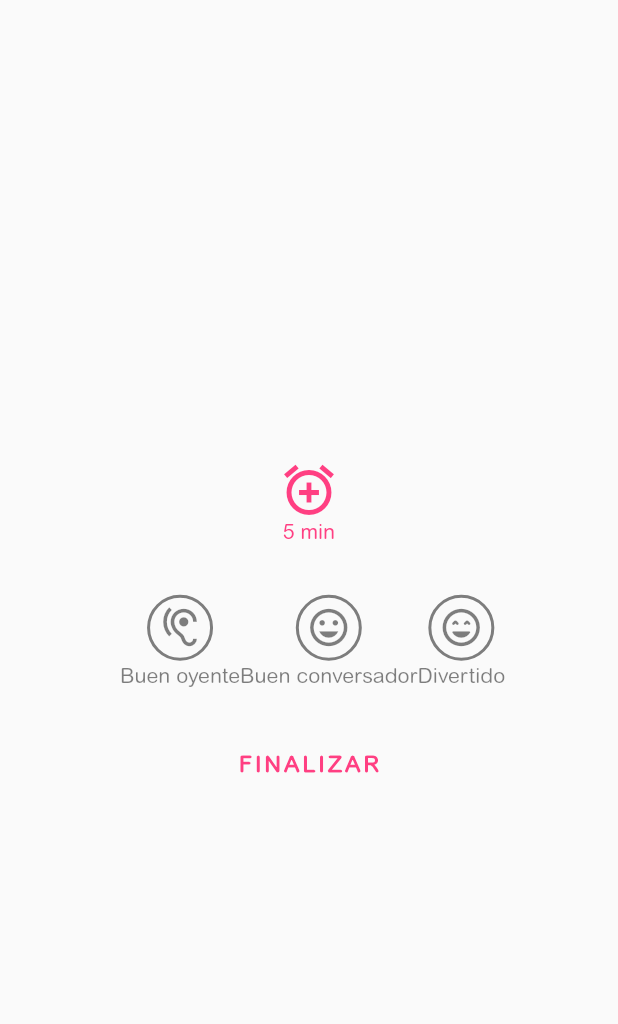
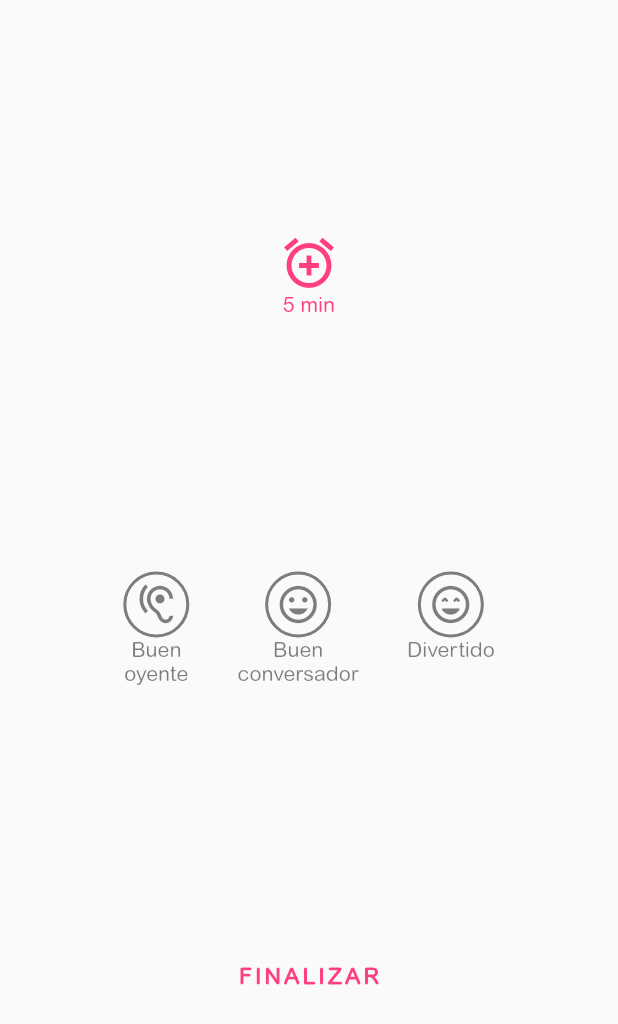
Before and after one commit to just-talk-team/app, a Flutter app: the Results widget shown alone on an empty page, opened directly, on a phone screen of 412 x 824 dp. Shown: the top 1024 px of the screen. Run offline on Flutter 3.47's test engine with Material 2 defaults, Android fonts, the phone set to English and light mode, and no system bars; drawn by our look-alikes of auto_size_text; our stand-ins replace cloud_firestore, email_validator, equatable, firebase_analytics, firebase_auth, firebase_core and 7 more; missing offline and left inert: enum_to_string, flutter_login_facebook, pedantic; accounts and stored records are empty.

```diff
--- a/lib/utils/constants.dart
+++ b/lib/utils/constants.dart
@@ -6,3 +6,13 @@ const List<Tuple2<String, IconData>> badgets = [
   Tuple2('Buen conversador', Icons.mood),
   Tuple2('Divertido', Icons.sentiment_very_satisfied_rounded)
 ];
+
+const List<Tuple2<String, IconData>> extraBadgets = [
+  Tuple2('Buen oyente', Icons.hearing),
+  Tuple2('Buen conversador', Icons.mood),
+  Tuple2('Divertido', Icons.sentiment_very_satisfied_rounded),
+   Tuple2('El Mejor', Icons.star_border),
+  Tuple2('Interesante', Icons.mood),
+  Tuple2('Ayudente', Icons.support_outlined),
+
+];
--- a/lib/widgets/badget.dart
+++ b/lib/widgets/badget.dart
@@ -6,7 +6,9 @@ class Badget extends StatefulWidget {
       {@required bool selected,
       @required IconData icon,
       @required String text,
-      @required Function(bool) valueChanged})
+      @required Function(bool) valueChanged,
+      double iconSize = 30,
+      double textSize = 14})
       : assert(selected != null),
         assert(icon != null),
         assert(text != null),
@@ -14,12 +16,16 @@ class Badget extends StatefulWidget {
         _selected = selected,
         _icon = icon,
         _valueChanged = valueChanged,
-        _text = text;
+        _text = text,
+        _iconSize = iconSize,
+        _textSize = textSize;
 
   final bool _selected;
   final IconData _icon;
   final String _text;
   final Function(bool) _valueChanged;
+  final double _iconSize;
+  final double _textSize;
 
   @override
   _BadgetState createState() => _BadgetState();
@@ -46,7 +52,6 @@ class _BadgetState extends State<Badget> {
       child: Column(
         children: [
           Container(
-            margin: EdgeInsets.all(2),
             padding: EdgeInsets.all(5),
             decoration: BoxDecoration(
                 borderRadius: BorderRadius.circular(100),
@@ -57,19 +62,22 @@ class _BadgetState extends State<Badget> {
                         : Colors.black.withOpacity(0.5))),
             child: Icon(
               widget._icon,
-              size: 30,
-              color:
-                  selected ? Color(0xffb3a407) : Colors.black.withOpacity(0.5),
+              size: widget._iconSize,
+              color: selected
+                  ? Color(0xffb3a407)
+                  : Colors.black.withOpacity(0.5),
             ),
           ),
           AutoSizeText(
             widget._text,
             maxLines: 2,
+            textAlign: TextAlign.center,
             style: TextStyle(
                 color: selected
                     ? Color(0xffb3a407)
-                    : Colors.black.withOpacity(0.5)),
-          )
+                    : Colors.black.withOpacity(0.5),
+                fontSize: widget._textSize),
+          ),
         ],
       ),
     );
--- a/lib/widgets/results.dart
+++ b/lib/widgets/results.dart
@@ -1,22 +1,59 @@
 import 'package:flutter/material.dart';
+import 'package:just_talk/services/badges_service.dart';
+import 'package:just_talk/utils/constants.dart';
 import 'package:just_talk/widgets/badget.dart';
+import 'package:tuple/tuple.dart';
 
+// ignore: must_be_immutable
 class Results extends StatelessWidget {
-  const Results({
-    Key key,
-  }) : super(key: key);
+  Results({Key key, String roomId, String userId}) : super(key: key) {
+    _roomId = roomId;
+    _userId = userId;
+
+    badgeService = BadgeService();
+    flags = List.filled(badgets.length, false);
+    badgetList = [];
+
+    for (int i = 0; i < badgets.length; ++i) {
+      String text = extraBadgets[i].item1;
+
+      if (text.contains(" ")) {
+        text = text.replaceAll(" ", "\n");
+      } else {
+        text = text + "\n";
+      }
+      badgetList.add(
+        Badget(
+            selected: false,
+            icon: extraBadgets[i].item2,
+            text: text,
+            valueChanged: (state) {
+              flags[i] = true;
+            }),
+      );
+    }
+  }
+
+  List<Widget> badgetList;
+  List<bool> flags;
+  BadgeService badgeService;
+  String _roomId;
+  String _userId;
 
   @override
   Widget build(BuildContext context) {
     return Center(
       child: Container(
         width: MediaQuery.of(context).size.width - 100,
-        height: MediaQuery.of(context).size.height / 3,
+        height: MediaQuery.of(context).size.height,
         child: Material(
           child: Column(
+            crossAxisAlignment: CrossAxisAlignment.center,
             mainAxisAlignment: MainAxisAlignment.spaceEvenly,
             children: [
-              Column(
+              Padding(
+                padding: const EdgeInsets.fromLTRB(0, 0, 0, 15),
+                child: Column(
                   children: [
                     Icon(
                       Icons.add_alarm,
@@ -29,37 +66,16 @@ class Results extends StatelessWidget {
                     )
                   ],
                 ),
-              Container(
-                alignment: Alignment.center,
-                padding: EdgeInsets.symmetric(horizontal: 30),
-                child: Column(
-                  children: [
+              ),
               Row(
                 mainAxisAlignment: MainAxisAlignment.spaceEvenly,
-                      children: [
-                        Badget(
-                            selected: false,
-                            icon: Icons.hearing,
-                            text: 'Buen oyente',
-                            valueChanged: null),
-                        Badget(
-                            selected: false,
-                            icon: Icons.mood,
-                            text: 'Buen conversador',
-                            valueChanged: null),
-                        Badget(
-                            selected: false,
-                            icon: Icons.sentiment_very_satisfied_rounded,
-                            text: 'Divertido',
-                            valueChanged: null),
-                      ],
+                children: badgetList,
               ),
-                    SizedBox(height: 10)
-                  ],
-                ),
-              ),
-              GestureDetector(
+              Padding(
+                padding: const EdgeInsets.fromLTRB(0, 30, 0, 10),
+                child: GestureDetector(
                   onTap: () {
+                    badgeService.registerBadgets(flags, _roomId, _userId);
                     Navigator.pushReplacementNamed(context, '/home');
                   },
                   child: Text(
@@ -69,6 +85,7 @@ class Results extends StatelessWidget {
                         color: Color(0xffff3f82),
                         fontSize: 15,
                         fontWeight: FontWeight.bold),
+                  ),
                 ),
               )
             ],
@@ -107,39 +124,30 @@ class Results2 extends StatelessWidget {
                   )
                 ],
               ),
-              Container(
-                alignment: Alignment.center,
-                padding: EdgeInsets.symmetric(horizontal: 30),
-                child: Column(
-                  children: [
               Row(
                 mainAxisAlignment: MainAxisAlignment.spaceEvenly,
                 children: [
                   Badget(
                       selected: false,
                       icon: Icons.hearing,
-                            text: 'Buen oyente',
-                            valueChanged: null),
+                      text: 'Buen\noyente',
+                      valueChanged: (state) {}),
                   Badget(
                       selected: false,
                       icon: Icons.mood,
-                            text: 'Buen conversador',
-                            valueChanged: null),
+                      text: 'Buen\nconversador',
+                      valueChanged: (state) {}),
                   Badget(
                       selected: false,
                       icon: Icons.sentiment_very_satisfied_rounded,
-                            text: 'Divertido',
-                            valueChanged: null),
+                      text: 'Divertido\n',
+                      valueChanged: (state) {}),
                   Badget(
                       selected: false,
                       icon: Icons.arrow_forward,
-                            text: 'Omitir',
-                            valueChanged: null),
+                      text: 'Omitir\n',
+                      valueChanged: (state) {}),
                 ],
-                    ),
-                    SizedBox(height: 10)
-                  ],
-                ),
               ),
             ],
           ),
@@ -177,29 +185,24 @@ class Results3 extends StatelessWidget {
                   )
                 ],
               ),
-              Container(
-                alignment: Alignment.center,
-                padding: EdgeInsets.symmetric(horizontal: 30),
-                child: Column(
-                  children: [
               Row(
                 mainAxisAlignment: MainAxisAlignment.spaceEvenly,
                 children: [
                   Badget(
                       selected: false,
                       icon: Icons.hearing,
-                            text: 'Buen oyente',
-                            valueChanged: null),
+                      text: 'Buen\noyente',
+                      valueChanged: (state) {}),
                   Badget(
                       selected: false,
                       icon: Icons.mood,
-                            text: 'Buen conversador',
-                            valueChanged: null),
+                      text: 'Buen\nconversador',
+                      valueChanged: (state) {}),
                   Badget(
                       selected: false,
                       icon: Icons.sentiment_very_satisfied_rounded,
-                            text: 'Divertido',
-                            valueChanged: null),
+                      text: 'Divertido\n',
+                      valueChanged: (state) {}),
                 ],
               ),
               SizedBox(height: 10),
@@ -209,22 +212,19 @@ class Results3 extends StatelessWidget {
                   Badget(
                       selected: false,
                       icon: Icons.star_border,
-                            text: 'El Mejor',
-                            valueChanged: null),
+                      text: 'El\nMejor',
+                      valueChanged: (state) {}),
                   Badget(
                       selected: false,
                       icon: Icons.mood,
-                            text: 'Interesante',
-                            valueChanged: null),
+                      text: 'Interesante\n',
+                      valueChanged: (state) {}),
                   Badget(
                       selected: false,
                       icon: Icons.support_outlined,
-                            text: 'Ayudante',
-                            valueChanged: null),
+                      text: 'Ayudante\n',
+                      valueChanged: (state) {}),
                 ],
-                    ),
-                  ],
-                ),
               ),
               GestureDetector(
                 onTap: () {
--- a/pubspec.yaml
+++ b/pubspec.yaml
@@ -27,6 +27,7 @@ dependencies:
   equatable: ^1.2.4
   #rxdart: ^0.24.1
   uuid: ^2.1.0
+  firebase_analytics: ^1.0.4
   flutter_login_facebook: ^0.2.1
   firebase_auth: ^0.18.0+1
   firebase_core : ^0.5.0
```
Also changed, not shown: lib/layouts/chat.dart (+38 -16 lines), lib/services/badges_service.dart (+35 -1 lines), pubspec.lock, 5 other files. Lines whose indentation alone changed are shown as unchanged.
